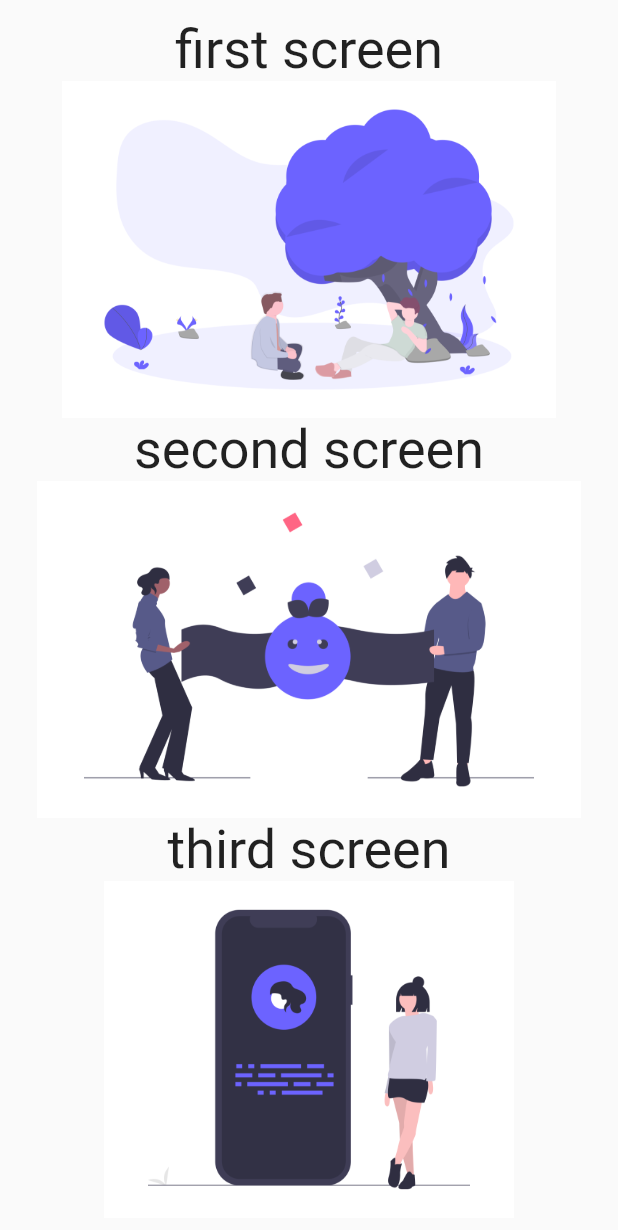
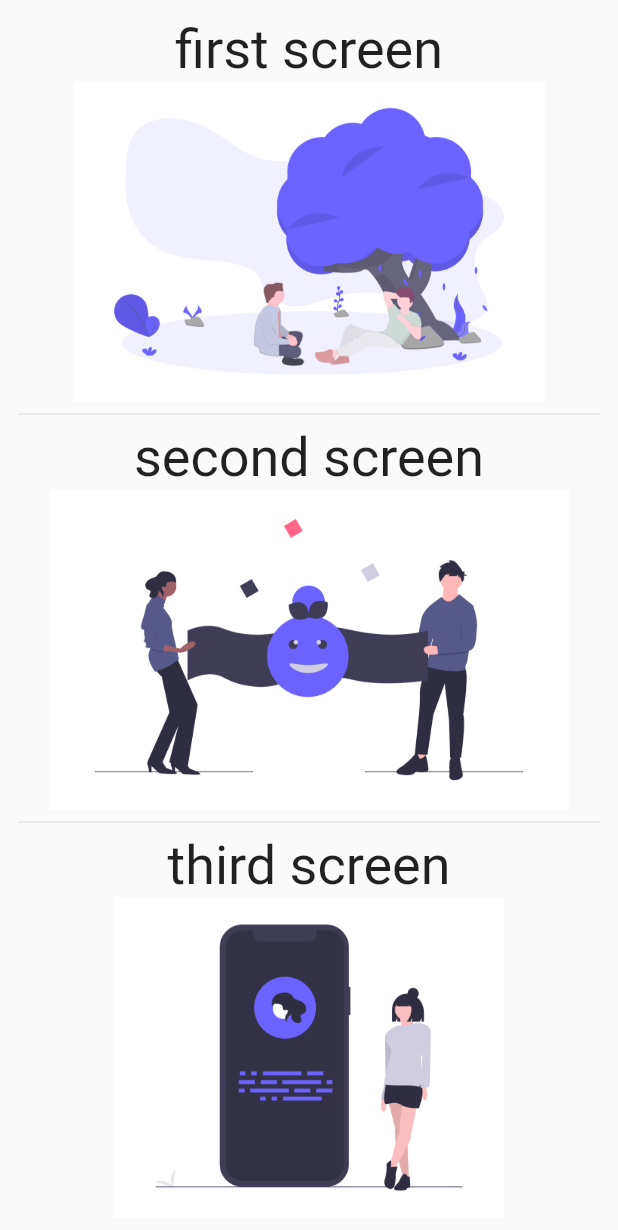
Before and after one commit to md-weber/bottom_navigation_bar_tutorial, a Flutter app: the screen it shows after launch, on a phone screen of 412 x 824 dp. Shown: the top 1230 px of the screen. Run offline on Flutter 3.47's test engine with Material 2 defaults, Android fonts, the phone set to English and light mode, and no system bars.

Commit message:
boilerplate updated

```diff
--- a/lib/screens/home_screen.dart
+++ b/lib/screens/home_screen.dart
@@ -7,6 +7,7 @@ class HomeScreen extends StatelessWidget {
     return Scaffold(
       body: Padding(
         padding: const EdgeInsets.all(12.0),
+        child: SafeArea(
           child: Column(
             mainAxisAlignment: MainAxisAlignment.center,
             crossAxisAlignment: CrossAxisAlignment.stretch,
@@ -16,11 +17,13 @@ class HomeScreen extends StatelessWidget {
                   number: AvailableNumber.First,
                 ),
               ),
+              Divider(),
               Expanded(
                 child: ChildWidget(
                   number: AvailableNumber.Second,
                 ),
               ),
+              Divider(),
               Expanded(
                 child: ChildWidget(
                   number: AvailableNumber.Third,
@@ -29,6 +32,7 @@ class HomeScreen extends StatelessWidget {
             ],
           ),
         ),
+      ),
     );
   }
 }
```
Lines whose indentation alone changed are shown as unchanged.
